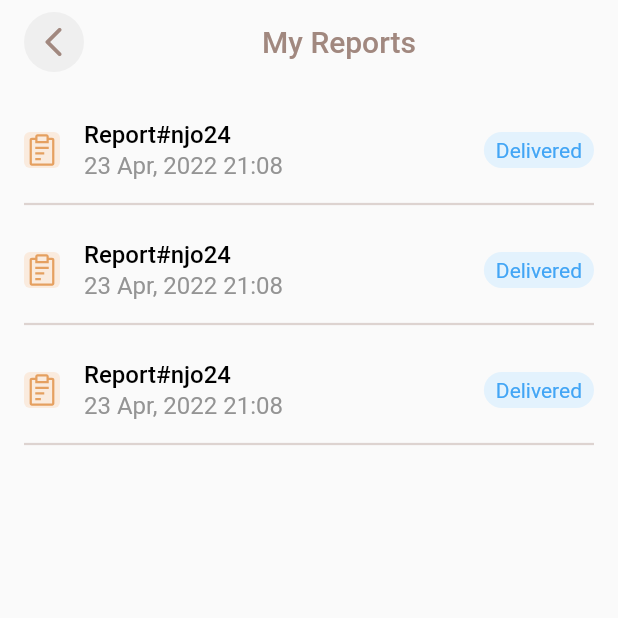
After one commit to SelaseKay/call-away, a Flutter app: the MyReportsScreen screen opened directly, on a phone screen of 412 x 824 dp, the top half of it. The commit adds this screen. Run offline on Flutter 3.47's test engine with Material 2 defaults, Android fonts, the phone set to English and light mode, and no system bars; our stand-ins replace flutter_svg, google_fonts; Roboto replaces fonts that are missing (Prompt).

Commit message:
add my-reports-screen

```diff
--- /dev/null
+++ b/lib/report_tag_state.dart
@@ -0,0 +1,53 @@
+import 'package:flutter/cupertino.dart';
+
+enum ReportTagStatus { delivered, received, pending, resolved }
+
+abstract class ReportTagState {
+  Color get textColor;
+  Color get tagColor;
+  String get title;
+}
+
+class DeliveredReportTagState implements ReportTagState {
+  @override
+  Color get tagColor => const Color(0xFFE3F2FD);
+
+  @override
+  Color get textColor => const Color(0xFF42A5F5);
+
+  @override
+  String get title => "Delivered";
+}
+
+class ReceivedReportTagState implements ReportTagState {
+  @override
+  Color get tagColor => const Color(0xFFE8EAF6);
+
+  @override
+  Color get textColor => const Color(0xFF5C6BC0);
+
+  @override
+  String get title => "Received";
+}
+
+class PendingReportTagState implements ReportTagState {
+  @override
+  Color get tagColor => const Color(0xFFFFFBD4);
+
+  @override
+  Color get textColor => const Color(0xFFFDD835);
+
+  @override
+  String get title => "Pending";
+}
+
+class ResolvedReportTagState implements ReportTagState {
+  @override
+  Color get tagColor => const Color(0xFFA7FFEB);
+
+  @override
+  Color get textColor => const Color(0xFF26A69A);
+
+  @override
+  String get title => "Resolved";
+}
--- /dev/null
+++ b/lib/screens/my_reports_screen.dart
@@ -0,0 +1,161 @@
+import 'package:call_away/components/app_bar.dart';
+import 'package:call_away/report_tag_state.dart';
+import 'package:flutter/material.dart';
+import 'package:flutter/src/foundation/key.dart';
+import 'package:flutter/src/widgets/framework.dart';
+import 'package:flutter_svg/flutter_svg.dart';
+import 'package:google_fonts/google_fonts.dart';
+
+class MyReportsScreen extends StatelessWidget {
+  const MyReportsScreen({Key? key}) : super(key: key);
+
+  @override
+  Widget build(BuildContext context) {
+    return Theme(
+      data: Theme.of(context).copyWith(
+          dividerTheme: const DividerThemeData(
+            thickness: 1.5,
+            color: Color(0xFFDDD3D0),
+          ),
+
+          primaryColor: const Color(0xFFA1887F),
+          textTheme: const TextTheme(
+            headline6: TextStyle(color: Color(0xFFA1887F)),
+              bodyText1: TextStyle(color: Colors.black, fontSize: 16.0),
+              subtitle1: TextStyle(
+                  fontSize: 16.0,
+                  fontWeight: FontWeight.normal,
+                  color: Color(0xFF949494)))),
+      child: Scaffold(
+          body: SafeArea(
+              child: Padding(
+        padding: const EdgeInsets.symmetric(horizontal: 16.0),
+        child: Column(
+          children: [
+            const Padding(
+              padding: EdgeInsets.only(top: 8.0),
+              child: AppBarSection(
+                title: "My Reports",
+                isRightWidgetVisible: false,
+              ),
+            ),
+            Expanded(
+              child: ListView(
+                padding: const EdgeInsets.only(bottom: 16.0),
+                children: const [
+                  Padding(
+                    padding:  EdgeInsets.only(top: 32.0),
+                    child: _ReportItem(),
+                  ),
+                  SizedBox(height: 16.0,),
+                  _ReportItem(),
+                  SizedBox(height: 16.0,),
+                  _ReportItem()
+                ],
+              ),
+            )
+          ],
+        ),
+      ))),
+    );
+  }
+}
+
+class _ReportItem extends StatelessWidget {
+  const _ReportItem(
+      {Key? key,
+      this.title = "Report#njo24",
+      this.date = "23 Apr, 2022 21:08"})
+      : super(key: key);
+  final String title;
+  final String date;
+
+  @override
+  Widget build(BuildContext context) {
+    return Column(
+      children: [
+        Row(
+          crossAxisAlignment: CrossAxisAlignment.center,
+          children: [
+            SvgPicture.asset(
+              'assets/images/report.svg',
+              height: 24.0,
+              width: 24.0,
+            ),
+            const SizedBox(
+              width: 16.0,
+            ),
+            Expanded(
+              child: Column(
+                crossAxisAlignment: CrossAxisAlignment.start,
+                children: [
+                  Text(
+                    title,
+                    overflow: TextOverflow.ellipsis,
+                    style: GoogleFonts.prompt(
+                        textStyle: Theme.of(context).textTheme.bodyText1),
+                  ),
+                  const SizedBox(
+                    height: 2.0,
+                  ),
+                  Text(
+                    date,
+                    overflow: TextOverflow.ellipsis,
+                    style: GoogleFonts.prompt(
+                        textStyle: Theme.of(context).textTheme.subtitle1),
+                  ),
+                ],
+              ),
+            ),
+            const _ReportTag()
+          ],
+        ),
+        const Padding(
+          padding: EdgeInsets.only(top: 8.0),
+          child: Divider(),
+        )
+      ],
+    );
+  }
+}
+
+class _ReportTag extends StatelessWidget {
+  const _ReportTag({Key? key, this.tagStatus = ReportTagStatus.delivered})
+      : super(key: key);
+
+  final ReportTagStatus tagStatus;
+
+  ReportTagState getTagState() {
+    switch (tagStatus) {
+      case ReportTagStatus.delivered:
+        return DeliveredReportTagState();
+      case ReportTagStatus.received:
+        return ReceivedReportTagState();
+      case ReportTagStatus.pending:
+        return PendingReportTagState();
+      case ReportTagStatus.resolved:
+        return ResolvedReportTagState();
+      default:
+        return DeliveredReportTagState();
+    }
+  }
+
+  @override
+  Widget build(BuildContext context) {
+    return Container(
+        decoration: BoxDecoration(
+          color: getTagState().tagColor,
+          borderRadius: const BorderRadius.all(Radius.circular(32.0))
+        ),
+        padding:
+            const EdgeInsets.only(top: 4.0, bottom: 4.0, left: 8.0, right: 8.0),
+        child: Center(
+            child: Text(
+          getTagState().title,
+          style: TextStyle(
+            color: getTagState().textColor,
+            fontSize: 14.0,
+          ),
+        )));
+  }
+}
--- a/lib/screens/profile_screen.dart
+++ b/lib/screens/profile_screen.dart
@@ -1,4 +1,5 @@
 import 'package:call_away/components/app_bar.dart';
+import 'package:call_away/screens/my_reports_screen.dart';
 import 'package:flutter/material.dart';
 import 'package:flutter_svg/flutter_svg.dart';
 
@@ -72,10 +73,16 @@ class ProfileScreen extends StatelessWidget {
                     ),
                     _ProfileItem(
                       asset: "assets/images/report_history.svg",
-                      itemText: "Report History",
+                      itemText: "My Reports",
                       isArrowVisible: true,
                       isClickable: true,
-                      onPressed: () {},
+                      onPressed: () => Navigator.push(
+                          context,
+                          PageRouteBuilder(
+                            pageBuilder:
+                                (context, animation, secondaryAnimatio) =>
+                                    const MyReportsScreen(),
+                          )),
                       style: Theme.of(context).textTheme.bodyText1,
                     ),
                     const SizedBox(
```
Also changed, not shown: assets/images/report.svg (added).
